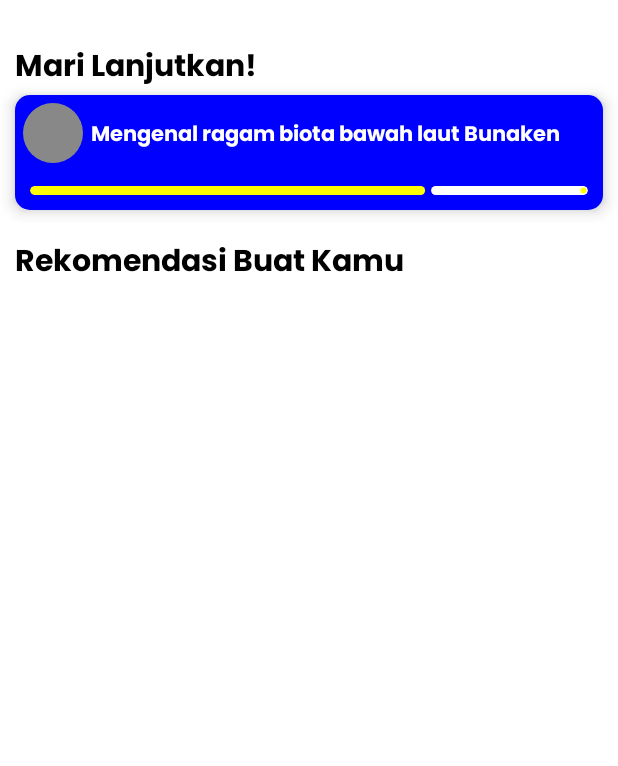
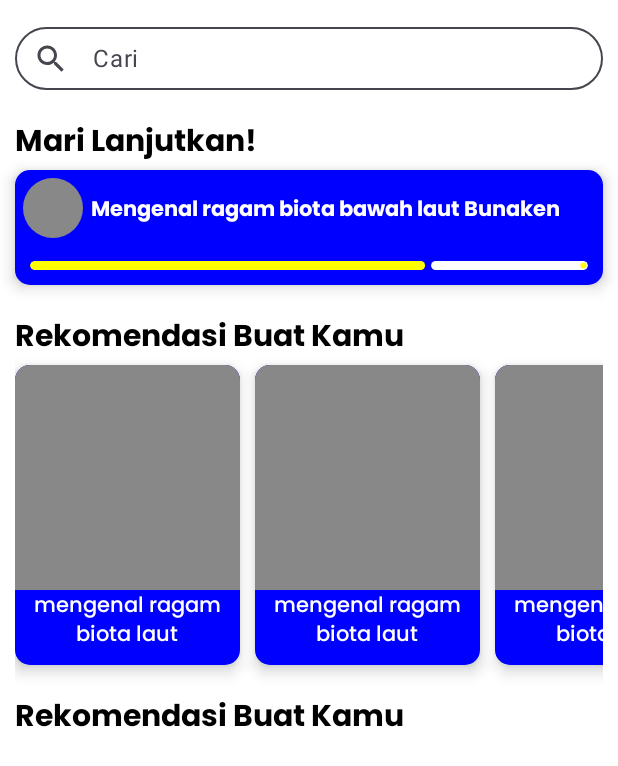
Before and after one commit to RendaGezag/BangkitCapstone, an Android app built with Jetpack Compose: the @Preview function HomePagePreview, on a phone screen of 412 x 824 dp. Shown: the top 766 px of the screen. Run offline under Robolectric (Android 15) with nearby library versions, the phone set to English and light mode, and no system bars.

Commit message:
Adding Cards to HomePage

```diff
--- a/app/src/main/java/com/example/educasea/ui/component/Cards.kt
+++ b/app/src/main/java/com/example/educasea/ui/component/Cards.kt
@@ -1,12 +1,15 @@
 package com.example.educasea.ui.component
 
 import androidx.compose.foundation.Canvas
+import androidx.compose.foundation.background
+import androidx.compose.foundation.layout.Box
 import androidx.compose.foundation.layout.Column
 import androidx.compose.foundation.layout.Row
 import androidx.compose.foundation.layout.Spacer
 import androidx.compose.foundation.layout.fillMaxWidth
 import androidx.compose.foundation.layout.height
 import androidx.compose.foundation.layout.padding
+import androidx.compose.foundation.layout.requiredHeight
 import androidx.compose.foundation.layout.size
 import androidx.compose.foundation.layout.width
 import androidx.compose.foundation.shape.RoundedCornerShape
@@ -20,6 +23,7 @@ import androidx.compose.ui.Modifier
 import androidx.compose.ui.draw.clip
 import androidx.compose.ui.graphics.Color
 import androidx.compose.ui.text.font.FontWeight
+import androidx.compose.ui.text.style.TextAlign
 import androidx.compose.ui.tooling.preview.Preview
 import androidx.compose.ui.unit.dp
 import com.example.educasea.ui.theme.Poppins
@@ -94,12 +98,30 @@ fun RecommendationCard () {
             containerColor = Color.Blue
         ),
         modifier = Modifier
-            .width(100.dp)
+            .width(150.dp)
+            .requiredHeight(200.dp)
     ) {
         Column (
             horizontalAlignment = Alignment.CenterHorizontally
         ) {
-
+            Box(modifier = Modifier
+                .requiredHeight(150.dp)
+                .fillMaxWidth()
+                .background(color = Color.Gray)
+            )
+            Text(
+                text = "mengenal ragam biota laut",
+                fontFamily = Poppins,
+                fontWeight = FontWeight.Medium,
+                color = Color.White,
+                textAlign = TextAlign.Center
+            )
         }
     }
 }
+
+@Composable
+@Preview
+fun RecommendationCardPreview () {
+    RecommendationCard()
+}
--- a/app/src/main/java/com/example/educasea/ui/component/TextInput.kt
+++ b/app/src/main/java/com/example/educasea/ui/component/TextInput.kt
@@ -1,8 +1,11 @@
 package com.example.educasea.ui.component
 
+import androidx.compose.foundation.layout.fillMaxWidth
+import androidx.compose.foundation.layout.height
 import androidx.compose.foundation.shape.RoundedCornerShape
 import androidx.compose.foundation.text.KeyboardOptions
 import androidx.compose.material.icons.Icons
+import androidx.compose.material.icons.filled.Search
 import androidx.compose.material.icons.materialIcon
 import androidx.compose.material.icons.materialPath
 import androidx.compose.material3.ExperimentalMaterial3Api
@@ -17,12 +20,14 @@ import androidx.compose.runtime.getValue
 import androidx.compose.runtime.mutableStateOf
 import androidx.compose.runtime.remember
 import androidx.compose.runtime.setValue
+import androidx.compose.ui.Modifier
 import androidx.compose.ui.graphics.Color
 import androidx.compose.ui.graphics.vector.ImageVector
 import androidx.compose.ui.text.input.KeyboardType
 import androidx.compose.ui.text.input.PasswordVisualTransformation
 import androidx.compose.ui.text.input.VisualTransformation
 import androidx.compose.ui.tooling.preview.Preview
+import androidx.compose.ui.unit.dp
 
 
 @OptIn(ExperimentalMaterial3Api::class)
@@ -169,3 +174,30 @@ private var _visibilityOff: ImageVector? = null
 fun PasswordInputPreview () {
     PasswordInput(label = "Password")
 }
+
+@OptIn(ExperimentalMaterial3Api::class)
+@Composable
+fun SearchInput (
+    label: String
+) {
+    var text by remember { mutableStateOf("") }
+
+    OutlinedTextField(
+        value = text,
+        onValueChange = { text = it },
+        label = { Text(label) },
+        singleLine = true,
+        shape = RoundedCornerShape(100),
+        colors = TextFieldDefaults.textFieldColors(
+            containerColor = Color.White
+        ),
+        leadingIcon = { Icon(Icons.Filled.Search, contentDescription = "Search icon")},
+        modifier = Modifier.height(50.dp).fillMaxWidth()
+    )
+}
+
+@Composable
+@Preview
+fun SearchInputPreview () {
+    SearchInput(label = "Cari")
+}
--- a/app/src/main/java/com/example/educasea/ui/screen/HomePage.kt
+++ b/app/src/main/java/com/example/educasea/ui/screen/HomePage.kt
@@ -5,9 +5,15 @@ import androidx.compose.foundation.horizontalScroll
 import androidx.compose.foundation.layout.Box
 import androidx.compose.foundation.layout.Column
 import androidx.compose.foundation.layout.Row
+import androidx.compose.foundation.layout.Spacer
 import androidx.compose.foundation.layout.fillMaxSize
+import androidx.compose.foundation.layout.height
 import androidx.compose.foundation.layout.padding
+import androidx.compose.foundation.layout.width
+import androidx.compose.foundation.lazy.staggeredgrid.LazyVerticalStaggeredGrid
+import androidx.compose.foundation.lazy.staggeredgrid.StaggeredGridCells
 import androidx.compose.foundation.rememberScrollState
+import androidx.compose.foundation.verticalScroll
 import androidx.compose.material.Text
 import androidx.compose.runtime.Composable
 import androidx.compose.ui.Modifier
@@ -17,6 +23,8 @@ import androidx.compose.ui.tooling.preview.Preview
 import androidx.compose.ui.unit.dp
 import androidx.compose.ui.unit.sp
 import com.example.educasea.ui.component.LearnCard
+import com.example.educasea.ui.component.RecommendationCard
+import com.example.educasea.ui.component.SearchInput
 import com.example.educasea.ui.theme.Poppins
 
 @Composable
@@ -29,6 +37,10 @@ fun HomePage(
     ) {
         Column (
             modifier = Modifier.padding(10.dp, 10.dp)
+        ) {
+            SearchInput(label = "Cari")
+            Column (
+                modifier = Modifier.verticalScroll(rememberScrollState())
             ) {
                 Text(
                     text = "Mari Lanjutkan!",
@@ -52,7 +64,21 @@ fun HomePage(
                     modifier = Modifier
                         .horizontalScroll(rememberScrollState())
                 ) {
+                    repeat(6) {
+                        RecommendationCard()
 
+                        Spacer(modifier = Modifier.width(10.dp))
+                    }
+
+                }
+
+                Text(
+                    text = "Rekomendasi Buat Kamu",
+                    fontFamily = Poppins,
+                    fontSize = 20.sp,
+                    fontWeight = FontWeight.SemiBold,
+                    modifier = Modifier.padding(0.dp, 20.dp, 0.dp, 5.dp)
+                )
             }
         }
     }
```
Lines whose indentation alone changed are shown as unchanged.
